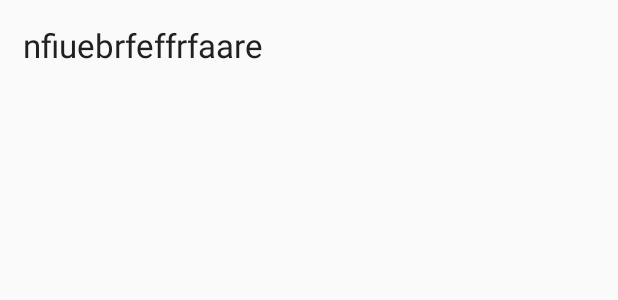
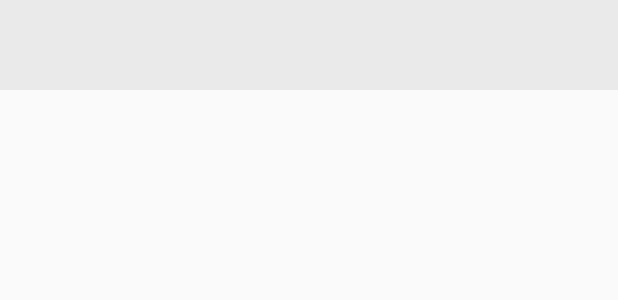
Before and after one commit to MambaXIE/projet_quizz_samp, an Android app: the layout lv_sujet_item.xml on its own in the app's theme, with its tools: preview values and no code run, on a phone screen of 412 x 824 dp. Shown: the top 300 px of the screen. Run offline under Robolectric (Android 15) with nearby library versions, the phone set to English and light mode, and no system bars.

Commit message:
ajout swipe gesture list view

```diff
--- a/app/src/main/java/ufr/m1/quizz/ListViewSwipeGesture/ListViewSwipeGesture.java
+++ b/app/src/main/java/ufr/m1/quizz/ListViewSwipeGesture/ListViewSwipeGesture.java
@@ -388,7 +388,7 @@ public class ListViewSwipeGesture implements View.OnTouchListener {
         mDownView_parent_txt1.setGravity( Gravity.CENTER_HORIZONTAL);
         mDownView_parent_txt1.setText(HalfText);
         mDownView_parent_txt1.setWidth(textwidth2);
-        mDownView_parent_txt1.setPadding(0, textheight/4, 0, 0);
+        //mDownView_parent_txt1.setPadding(0, textheight/4, 0, 0);
         mDownView_parent_txt1.setHeight(textheight);
         mDownView_parent_txt1.setBackgroundColor(Color.parseColor(HalfColor));
         mDownView_parent_txt1.setTextColor(Color.parseColor(TextColor));
@@ -404,7 +404,7 @@ public class ListViewSwipeGesture implements View.OnTouchListener {
             mDownView_parent_txt2.setGravity(Gravity.CENTER_HORIZONTAL);
             mDownView_parent_txt2.setText(FullText);
             mDownView_parent_txt2.setWidth(textwidth);
-            mDownView_parent_txt2.setPadding(0, textheight/4, 0, 0);
+            //mDownView_parent_txt2.setPadding(0, textheight/4, 0, 0);
             mDownView_parent_txt2.setHeight(textheight);
             mDownView_parent_txt2.setBackgroundColor(Color.parseColor(FullColor));
             mDownView_parent_txt2.setTextColor(Color.parseColor(TextColor));
--- a/app/src/main/res/layout/lv_sujet_item.xml
+++ b/app/src/main/res/layout/lv_sujet_item.xml
@@ -13,7 +13,8 @@
         android:layout_width="match_parent"
         android:layout_height="wrap_content"
         android:orientation="vertical"
-        android:visibility="visible" >
+        android:visibility="visible"
+        android:background="#EAEAEA">
 
 
     <TextView
@@ -26,7 +27,6 @@
         android:layout_alignParentRight="true"
         android:layout_centerHorizontal="true"
         android:layout_centerVertical="true"
-        android:text="nfiuebrfeffrfaare"
         android:padding="15dp"
         android:paddingLeft="30dp"/>
 
--- a/app/src/main/res/values/colors.xml
+++ b/app/src/main/res/values/colors.xml
@@ -14,4 +14,6 @@
     <color name="colorAccent">#80d8ff</color> <!-- A100 -->
     <color name="colorEditText">#b3e5fc</color> <!-- 100 -->
     <color name="colorTextView">#212121</color> <!-- grey : 900 -->
+    <color name="delete">#c62828</color>
+    <color name="edit">#42a5f5</color>
 </resources>
--- a/app/src/main/res/values/strings.xml
+++ b/app/src/main/res/values/strings.xml
@@ -11,6 +11,10 @@
     <string name="title_activity_ajout">AjoutActivity</string>
 
     <string name="btn_ajout_sujet">Ajouter une catégorie</string>
+    <string name="supprimer">Supprimer</string>
+    <string name="editer">Editer</string>
+    <string name="supprimer_color">#c62828</string>
+    <string name="editer_color">#42a5f5</string>
 
     <string name="basic_action_1">Action_1</string>
     <string name="basic_action_2">Action_2</string>
```
Also changed, not shown: app/src/main/java/ufr/m1/quizz/GestionFragment/SujetFragment.java (+13 -3 lines), app/src/main/res/layout/fragment_sujet.xml (+6 -1 lines).
